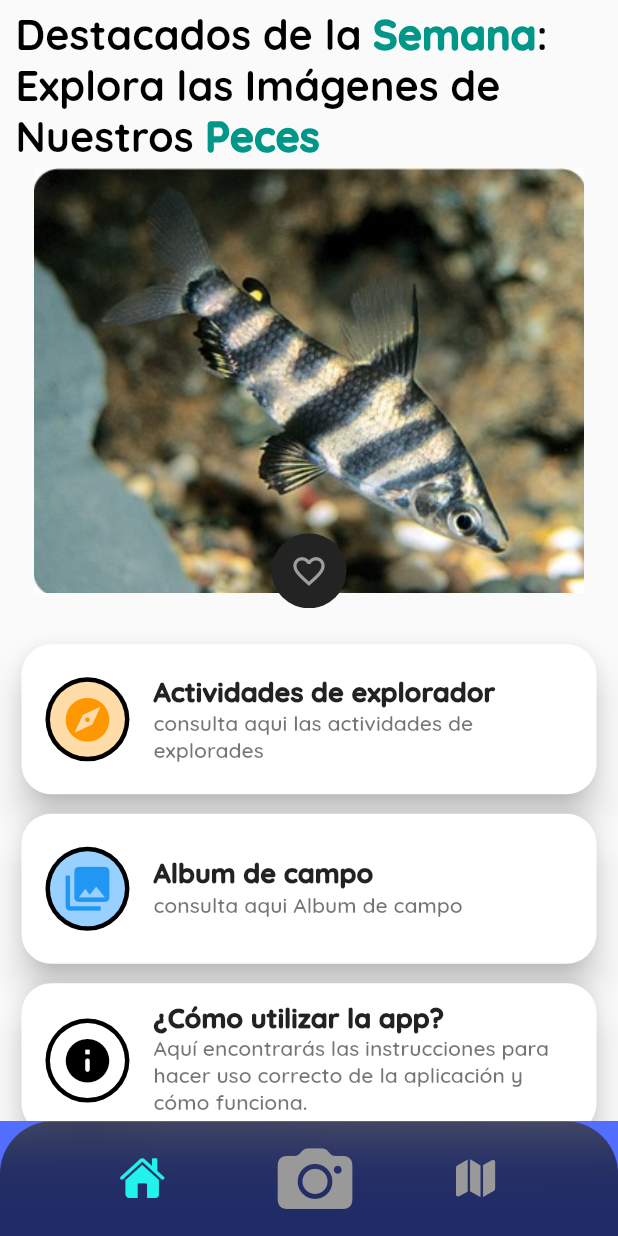
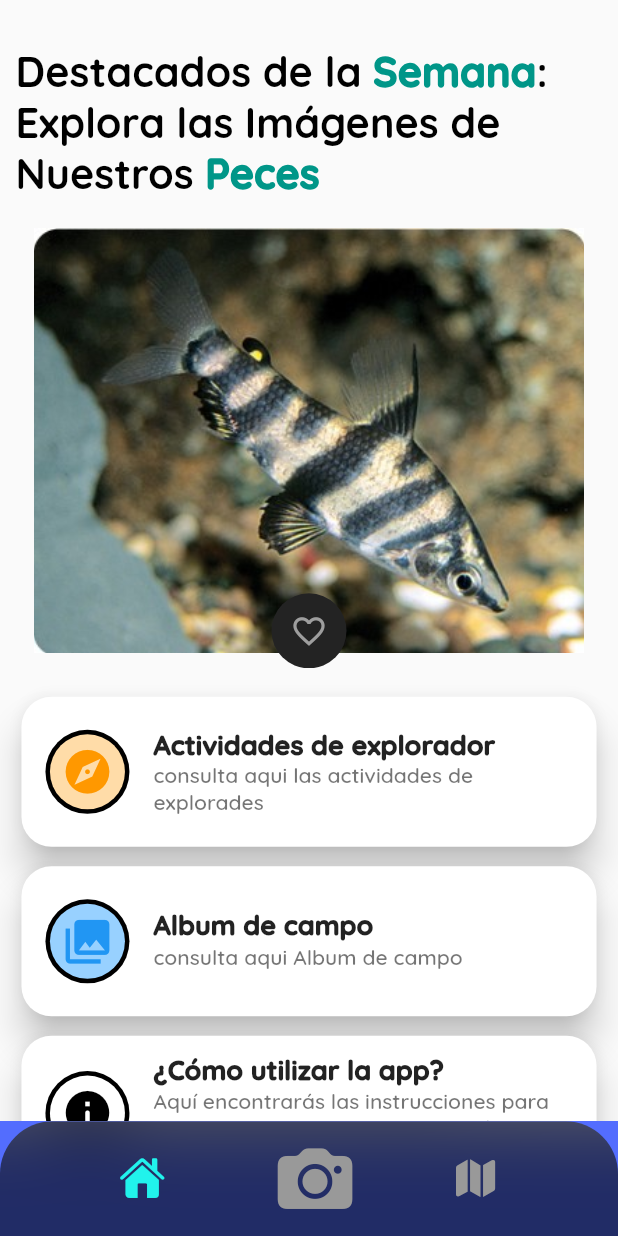
Before and after one commit to Christgrant98/ai-fish-aquarium, a Flutter app: the HomeView screen opened by its route, on a phone screen of 412 x 824 dp. Run offline on Flutter 3.47's test engine with Material 2 defaults, Android fonts, the phone set to English and light mode, and no system bars; drawn by our look-alikes of blurrycontainer, carousel_slider, google_nav_bar; our stand-ins replace camera, go_router, google_fonts, image_picker, photo_view, sqflite; missing offline and left inert: google_mlkit_image_labeling, langchain, langchain_openai; accounts and stored records are empty.

Commit message:
home view redistribuited

```diff
--- a/lib/src/views/home_view.dart
+++ b/lib/src/views/home_view.dart
@@ -30,11 +30,11 @@ class _HomeViewState extends State<HomeView> {
           child: SizedBox(
             width: MediaQuery.of(context).size.width * .95,
             child: Column(children: [
-              const SizedBox(height: 5),
+              const SizedBox(height: 30),
               _buildTitleHead(),
-              const SizedBox(height: 5),
+              const SizedBox(height: 20),
               _builCarouselView(context),
-              const SizedBox(height: 20),
+              const SizedBox(height: 15),
               CustomCard(
                 title: 'Actividades de explorador',
                 subtitle: 'consulta aqui las actividades de explorades',
```
